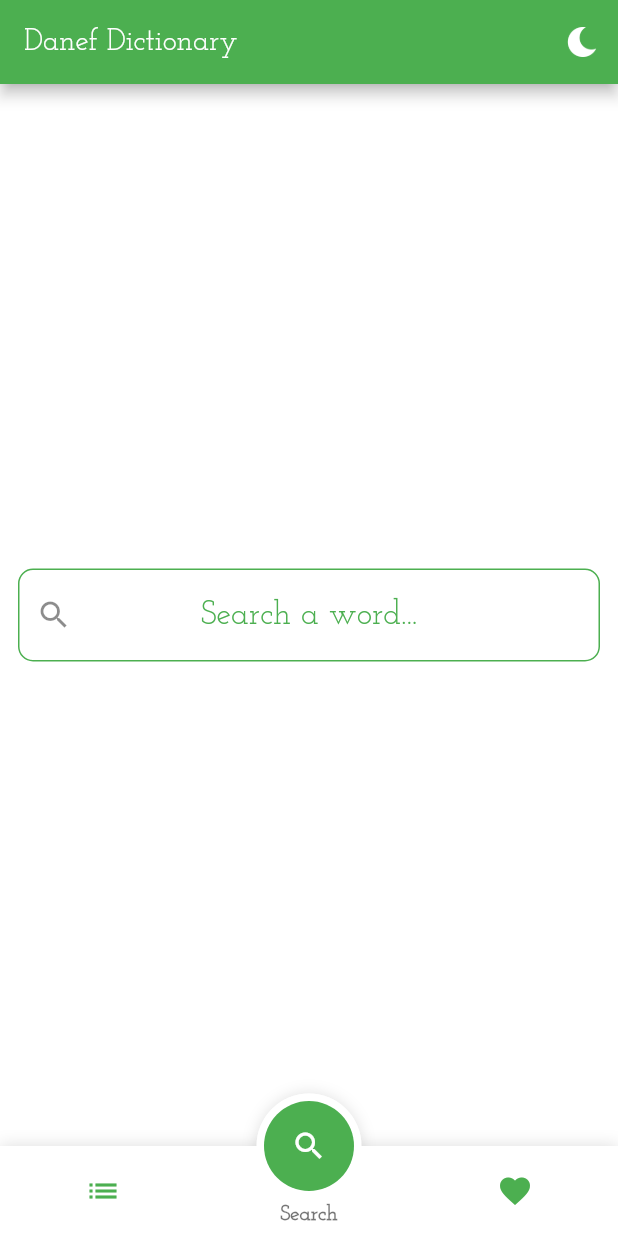
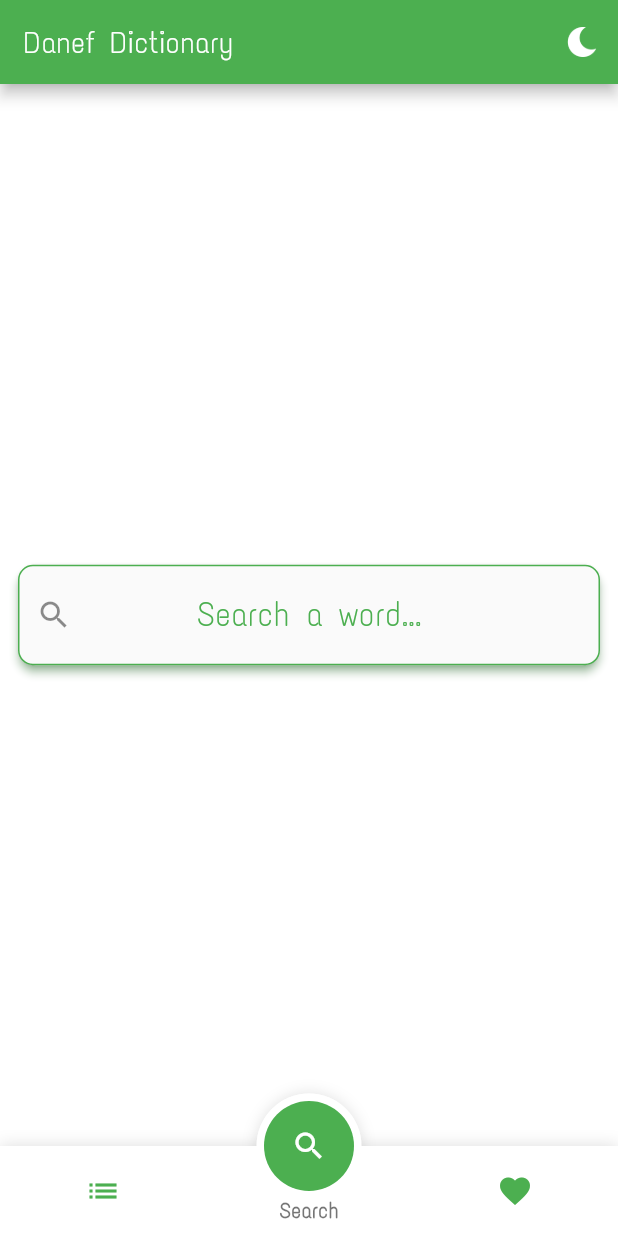
Before and after one commit to SametSahin10/danef-dictionary, a Flutter app: the screen it shows after launch, on a phone screen of 412 x 824 dp. Run offline on Flutter 3.47's test engine with Material 2 defaults, Android fonts, the phone set to English and light mode, and no system bars; drawn by our look-alikes of fancy_bottom_navigation, flutter_typeahead; generated files the repository leaves out were written again.

Commit message:
Changed font to TextMeOne-Regular

```diff
--- a/lib/config/themes.dart
+++ b/lib/config/themes.dart
@@ -5,7 +5,7 @@ lightTheme(context) {
     primarySwatch: Colors.green,
     primaryColor: Colors.green,
     accentColor: Colors.green,
-    fontFamily: 'JosefinSlab',
+    fontFamily: 'TextMeOne',
     scaffoldBackgroundColor: Colors.white,
     disabledColor: Colors.green,
     indicatorColor: Colors.green,
--- a/lib/screens/search_field_page.dart
+++ b/lib/screens/search_field_page.dart
@@ -54,10 +54,15 @@ class _SearchFieldPageState extends State<SearchFieldPage>
         child: Container(
           padding: EdgeInsets.symmetric(horizontal: 12),
           child: Center(
-            child: SearchField(
-              textEditingController: _textEditingController,
-              focusNode: _focusNode,
-              isClearIconVisible: _isClearIconVisible,
+            child: Material(
+              shadowColor: Colors.green,
+              elevation: 2.5,
+              borderRadius: BorderRadius.circular(12),
+              child: SearchField(
+                textEditingController: _textEditingController,
+                focusNode: _focusNode,
+                isClearIconVisible: _isClearIconVisible,
+              ),
             ),
           ),
         ),
--- a/pubspec.yaml
+++ b/pubspec.yaml
@@ -29,7 +29,8 @@ flutter:
   assets:
     - assets/
     - assets/images/
+    - assets/fonts/
   fonts:
-    - family: JosefinSlab
+    - family: TextMeOne
       fonts:
-        - asset: assets/fonts/JosefinSlab-Regular.ttf
+        - asset: assets/fonts/TextMeOne-Regular.ttf
```
Also changed, not shown: assets/fonts/JosefinSlab-Light.ttf (deleted), assets/fonts/JosefinSlab-Regular.ttf (deleted), assets/fonts/JosefinSlab-SemiBold.ttf (deleted), assets/fonts/TextMeOne-Regular.ttf (added).
